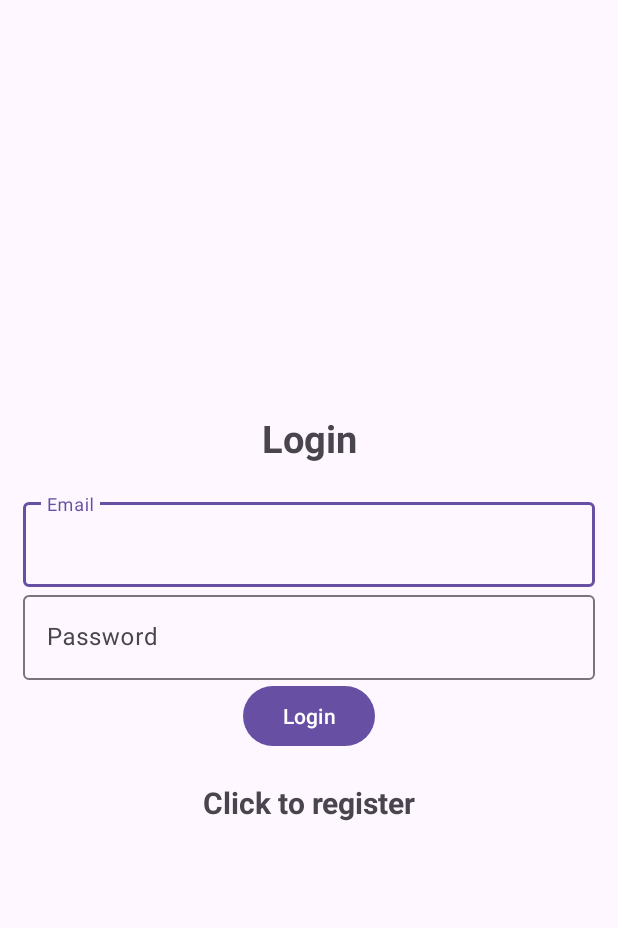
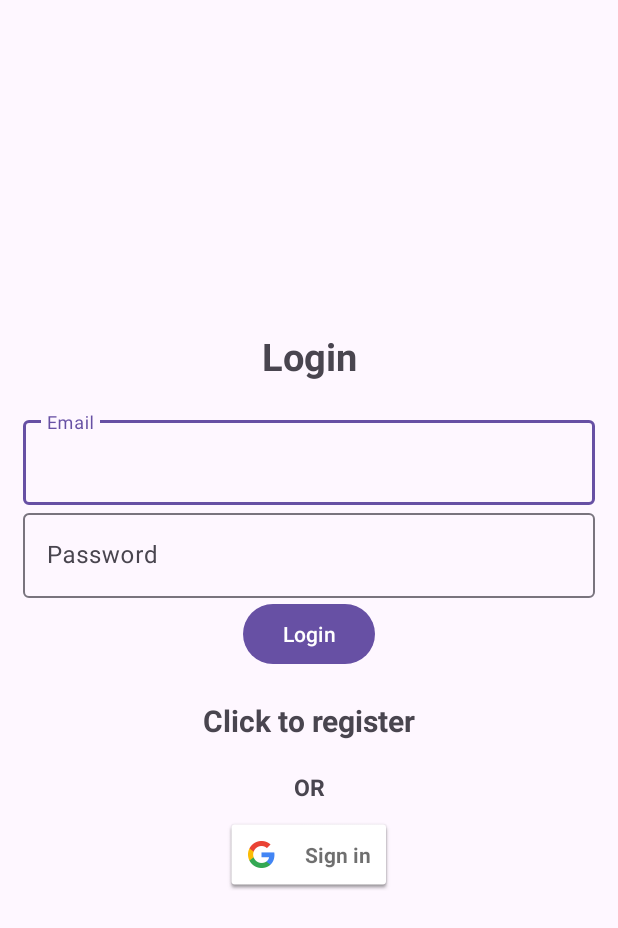
Before and after one commit to CS196Illinois/Group14-FA23, an Android app: the screen it shows after launch (LoginActivity), on a phone screen of 412 x 824 dp. Shown: the top 928 px of the screen. Run offline under Robolectric (Android 15) with nearby library versions, the light colour scheme and no system bars; our stand-ins replace Firebase (no records; nobody signed in at launch, a user with empty details on screens opened directly).

Commit message:
google sign in

```diff
--- a/Apps/MainApp/app/build.gradle.kts
+++ b/Apps/MainApp/app/build.gradle.kts
@@ -43,6 +43,8 @@ dependencies {
     implementation("androidx.appcompat:appcompat:1.6.1")
     implementation("com.google.android.material:material:1.10.0")
     implementation("androidx.constraintlayout:constraintlayout:2.1.4")
+    implementation("com.google.android.gms:play-services-auth:20.7.0")
+    implementation("com.google.firebase:firebase-database:20.3.0")
     testImplementation("junit:junit:4.13.2")
     androidTestImplementation("androidx.test.ext:junit:1.1.5")
     androidTestImplementation("androidx.test.espresso:espresso-core:3.5.1")
--- a/Apps/MainApp/app/src/main/java/com/example/cs124h_dining_app/activities/LoginActivity.java
+++ b/Apps/MainApp/app/src/main/java/com/example/cs124h_dining_app/activities/LoginActivity.java
@@ -3,12 +3,15 @@ package com.example.cs124h_dining_app.activities;
 import android.content.Intent;
 import android.os.Bundle;
 import android.text.TextUtils;
+import android.util.Log;
 import android.view.View;
 import android.widget.Button;
 import android.widget.ProgressBar;
 import android.widget.TextView;
 import android.widget.Toast;
 
+import androidx.annotation.NonNull;
+import androidx.annotation.Nullable;
 import androidx.appcompat.app.AppCompatActivity;
 
 import com.example.cs124h_dining_app.R;
@@ -16,14 +19,37 @@ import com.example.cs124h_dining_app.Time2Eat;
 import com.google.android.material.textfield.TextInputEditText;
 import com.google.firebase.auth.FirebaseAuth;
 import com.google.firebase.auth.FirebaseUser;
+import com.google.android.gms.auth.api.signin.GoogleSignIn;
+import com.google.android.gms.auth.api.signin.GoogleSignInAccount;
+import com.google.android.gms.auth.api.signin.GoogleSignInClient;
+import com.google.android.gms.auth.api.signin.GoogleSignInOptions;
+import com.google.android.gms.common.SignInButton;
+import com.google.android.gms.common.api.ApiException;
+import com.google.android.gms.tasks.OnCompleteListener;
+import com.google.android.gms.tasks.Task;
+import com.google.firebase.auth.AuthCredential;
+import com.google.firebase.auth.AuthResult;
+import com.google.firebase.auth.FirebaseAuth;
+import com.google.firebase.auth.FirebaseUser;
+import com.google.firebase.auth.GoogleAuthProvider;
+import com.google.firebase.database.FirebaseDatabase;
+
+import java.util.HashMap;
 
 public class LoginActivity extends AppCompatActivity {
     TextInputEditText editTextEmail, editTextPassword;
     Button buttonLogin;
+
     FirebaseAuth mAuth;
     Time2Eat appState;
     ProgressBar progressBar;
     TextView textView;
+// google sign in stuff
+    SignInButton googleAuth;
+    FirebaseDatabase database;
+
+    GoogleSignInClient mGoogleSignInClient;
+    int RC_SIGN_IN = 20;
 
     @Override
     public void onStart() {
@@ -52,6 +78,24 @@ public class LoginActivity extends AppCompatActivity {
             Intent intent = new Intent(getApplicationContext(), RegisterActivity.class);
             startActivity(intent);
             finish();
+        });
+
+        googleAuth = findViewById((R.id.btnGoogleAuth));
+
+        mAuth = FirebaseAuth.getInstance();
+        database = FirebaseDatabase.getInstance();
+
+        GoogleSignInOptions gso = new GoogleSignInOptions.Builder(GoogleSignInOptions.DEFAULT_SIGN_IN)
+                .requestIdToken(getString(R.string.default_web_client_id))
+                .requestEmail().build();
+
+        mGoogleSignInClient = GoogleSignIn.getClient(this,gso);
+
+        googleAuth.setOnClickListener(new View.OnClickListener() {
+            @Override
+            public void onClick(View view) {
+                googleSignIn();
+            }
         });
 
         buttonLogin.setOnClickListener(view -> {
@@ -90,4 +134,64 @@ public class LoginActivity extends AppCompatActivity {
 
         });
     }
+
+    private void googleSignIn() {
+        Intent intent = mGoogleSignInClient.getSignInIntent();
+        startActivityForResult(intent, RC_SIGN_IN);
+    }
+
+    @Override
+    protected void onActivityResult(int requestCode, int resultCode, @Nullable Intent data) {
+        super.onActivityResult(requestCode, resultCode, data);
+
+        if (requestCode==RC_SIGN_IN) {
+            Task<GoogleSignInAccount> task = GoogleSignIn.getSignedInAccountFromIntent(data);
+
+            try {
+                GoogleSignInAccount account = task.getResult(ApiException.class);
+                firebaseAuth(account.getIdToken());
+            }
+            catch (Exception e) {
+                Log.e("GoogleSignIn", "Sign-in failed: " + e.getCause());
+                Toast.makeText(this, "Sign-in failed: " + e.getCause(), Toast.LENGTH_SHORT).show();
+                //Toast.makeText(this, e.getMessage(), Toast.LENGTH_SHORT).show();
+            }
+
+        }
+    }
+
+    private void firebaseAuth(String idToken) {
+        AuthCredential credential = GoogleAuthProvider.getCredential(idToken, null);
+        mAuth.signInWithCredential(credential)
+                .addOnCompleteListener(new OnCompleteListener<AuthResult>() {
+                    @Override
+                    public void onComplete(@NonNull Task<AuthResult> task) {
+                        if (task.isSuccessful()) {
+                            FirebaseUser user = mAuth.getCurrentUser();
+
+                            HashMap<String, Object> map = new HashMap<>();
+                            map.put("id", user.getUid());
+                            map.put("name", user.getDisplayName());
+                            map.put("profile", user.getPhotoUrl().toString());
+
+                            database.getReference().child("users").child(user.getUid()).setValue(map);
+
+                            //TextView signInStatus = findViewById(R.id.status_textview);
+                            //signInStatus.setText("Signed in");
+
+                            Intent intent = new Intent(LoginActivity.this, HomeActivity.class);
+                            startActivity(intent);
+
+                        }
+                        else {
+                            Toast.makeText(LoginActivity.this, "something went wrong", Toast.LENGTH_SHORT).show();
+
+                        }
+
+
+                    }
+                });
+
+    }
+
 }
--- a/Apps/MainApp/app/src/main/res/layout/login.xml
+++ b/Apps/MainApp/app/src/main/res/layout/login.xml
@@ -4,59 +4,79 @@
     xmlns:tools="http://schemas.android.com/tools"
     android:layout_width="match_parent"
     android:layout_height="match_parent"
+    android:gravity="center"
     android:orientation="vertical"
-    android:gravity="center"
     android:padding="15dp"
     tools:context=".activities.LoginActivity">
 
     <TextView
+        android:layout_width="match_parent"
+        android:layout_height="wrap_content"
+        android:layout_marginBottom="20dp"
+        android:gravity="center"
         android:text="@string/login"
         android:textSize="25sp"
-        android:gravity="center"
-        android:textStyle="bold"
-        android:layout_width="match_parent"
-        android:layout_height="wrap_content"
-        android:layout_marginBottom="20dp" />
+        android:textStyle="bold" />
+
     <com.google.android.material.textfield.TextInputLayout
         android:layout_width="match_parent"
-        android:layout_height="wrap_content" >
+        android:layout_height="wrap_content">
+
         <com.google.android.material.textfield.TextInputEditText
             android:id="@+id/email"
-            android:hint="@string/email"
             android:layout_width="match_parent"
-            android:layout_height="wrap_content" />
+            android:layout_height="wrap_content"
+            android:hint="@string/email" />
     </com.google.android.material.textfield.TextInputLayout>
 
     <com.google.android.material.textfield.TextInputLayout
         android:layout_width="match_parent"
-        android:layout_height="wrap_content" >
+        android:layout_height="wrap_content">
+
         <com.google.android.material.textfield.TextInputEditText
             android:id="@+id/password"
-            android:hint="@string/password"
             android:layout_width="match_parent"
-            android:layout_height="wrap_content" />
+            android:layout_height="wrap_content"
+            android:hint="@string/password" />
     </com.google.android.material.textfield.TextInputLayout>
 
     <ProgressBar
         android:id="@+id/progressBar"
-        android:visibility="gone"
         android:layout_width="wrap_content"
-        android:layout_height="wrap_content" />
+        android:layout_height="wrap_content"
+        android:visibility="gone" />
 
     <Button
         android:id="@+id/btn_login"
-        android:text="@string/login"
         android:layout_width="wrap_content"
-        android:layout_height="wrap_content" />
+        android:layout_height="wrap_content"
+        android:text="@string/login" />
 
     <TextView
-        android:textStyle="bold"
+        android:id="@+id/registerNow"
+        android:layout_width="match_parent"
+        android:layout_height="wrap_content"
+        android:layout_marginTop="20dp"
+        android:gravity="center"
+        android:text="@string/click_to_register"
         android:textSize="20sp"
+        android:textStyle="bold" />
+
+    <TextView
+        android:id="@+id/googlesignin"
+        android:layout_width="match_parent"
+        android:layout_height="wrap_content"
+        android:layout_marginTop="20dp"
         android:gravity="center"
-        android:layout_marginTop="20dp"
-        android:id="@+id/registerNow"
-        android:text="@string/click_to_register"
-        android:layout_width="match_parent"
-        android:layout_height="wrap_content" />
+        android:text="OR"
+        android:textSize="15sp"
+        android:textStyle="bold" />
+
+    <com.google.android.gms.common.SignInButton
+        android:id="@+id/btnGoogleAuth"
+        android:layout_width="wrap_content"
+        android:layout_height="wrap_content"
+        android:layout_gravity="center"
+        android:padding="10dp"/>
 
 </LinearLayout>
--- a/Apps/MainApp/app/src/main/res/values/strings.xml
+++ b/Apps/MainApp/app/src/main/res/values/strings.xml
@@ -7,4 +7,5 @@
     <string name="click_to_login">Click to login</string>
     <string name="click_to_register">Click to register</string>
     <string name="logout">Logout</string>
+    <string name="default_web_client_id">"466847416418-8k44bflt93p1t8enavivm60otv864149.apps.googleusercontent.com"</string>
 </resources>
```
Also changed, not shown: 1 other file.
